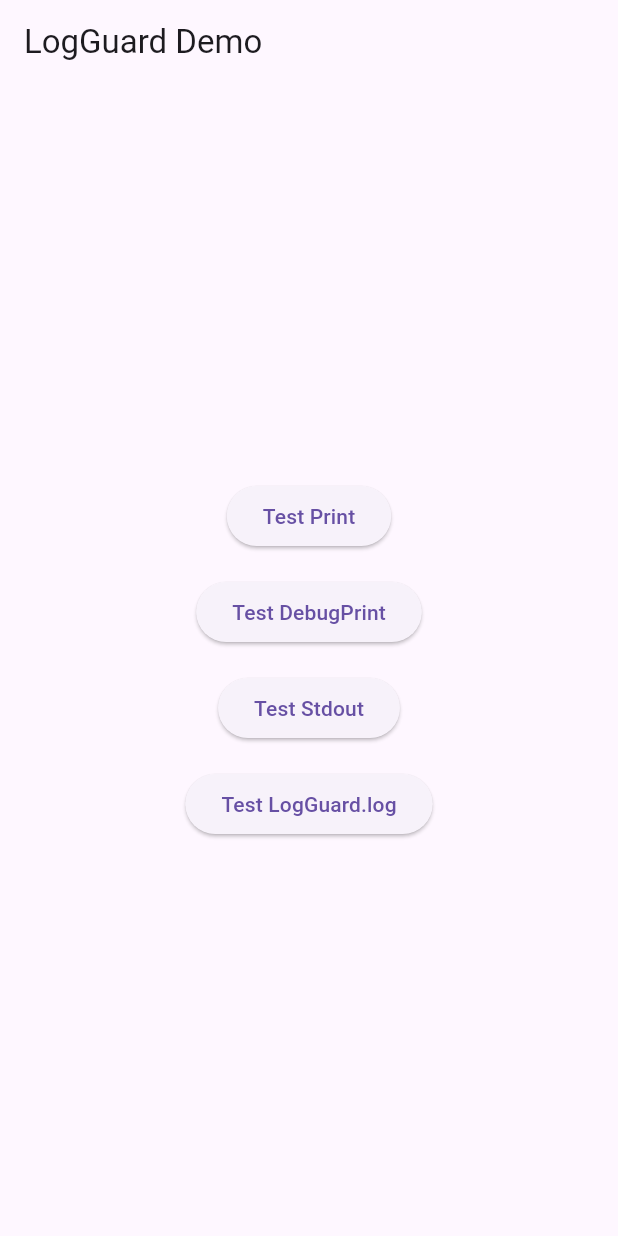
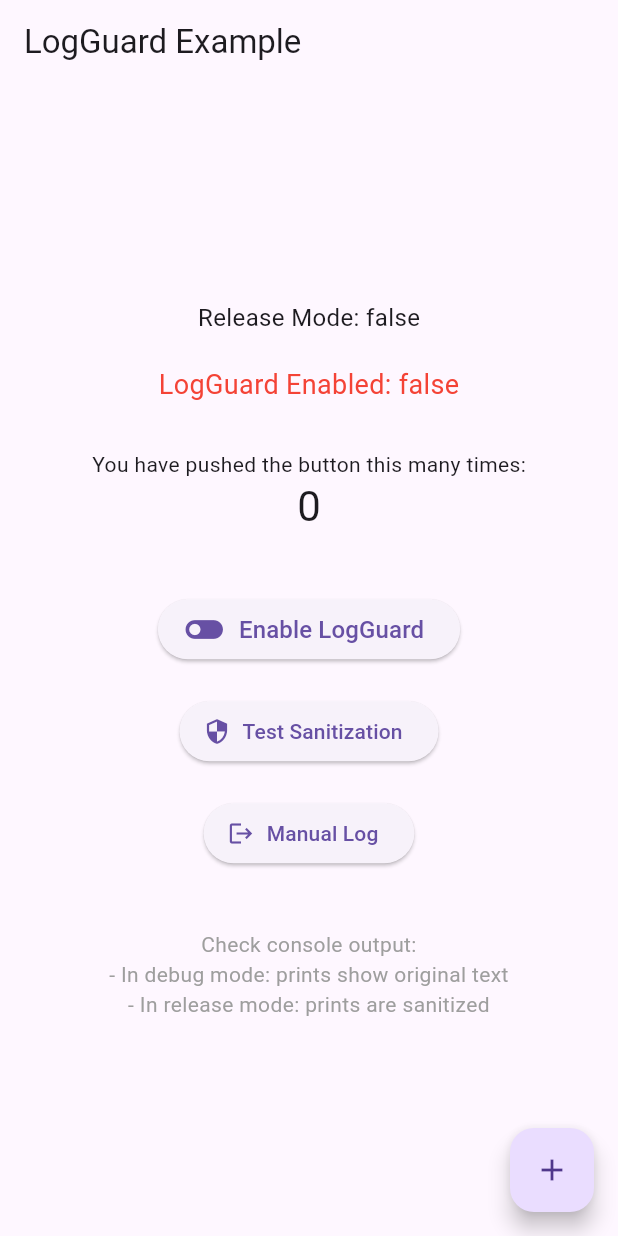
Before and after one commit to cas8398/logguard, a Flutter app: the screen it shows after launch, on a phone screen of 412 x 824 dp. Run offline on Flutter 3.47's test engine with Material 3 defaults, Android fonts, the phone set to English and light mode, and no system bars; missing offline and left inert: dart:ffi.

Commit message:
add global enable / disable

```diff
--- a/example/lib/main.dart
+++ b/example/lib/main.dart
@@ -1,56 +1,156 @@
-import 'dart:io';
-
 import 'package:flutter/material.dart';
 import 'package:logguard/logguard.dart';
 
 void main() {
-  LogGuard.runApp(MyApp());
+  // Simple toggle: enable LogGuard in production, disable in debug
+  const bool isReleaseMode = bool.fromEnvironment('dart.vm.product');
+
+  LogGuard.runApp(
+    MyApp(isReleaseMode: isReleaseMode),
+    enable: isReleaseMode, // Enable only in release mode
+  );
 }
 
 class MyApp extends StatelessWidget {
+  final bool isReleaseMode;
+
+  const MyApp({super.key, required this.isReleaseMode});
+
   @override
   Widget build(BuildContext context) {
     return MaterialApp(
-      home: Scaffold(
-        appBar: AppBar(title: Text('LogGuard Demo')),
+      title: 'LogGuard Example',
+      theme: ThemeData(
+        primarySwatch: Colors.blue,
+      ),
+      home: HomeScreen(isReleaseMode: isReleaseMode),
+    );
+  }
+}
+
+class HomeScreen extends StatefulWidget {
+  final bool isReleaseMode;
+
+  const HomeScreen({super.key, required this.isReleaseMode});
+
+  @override
+  State<HomeScreen> createState() => _HomeScreenState();
+}
+
+class _HomeScreenState extends State<HomeScreen> {
+  int _counter = 0;
+
+  void _incrementCounter() {
+    setState(() {
+      _counter++;
+
+      // This print will be sanitized in release mode
+      print('Counter value: $_counter');
+
+      // Sensitive data example
+      final apiKey = 'sk_live_1234567890abcdef';
+      final userEmail = 'user@example.com';
+
+      print('API Key: $apiKey');
+      print('User Email: $userEmail');
+      debugPrint('Debug counter: $_counter');
+    });
+  }
+
+  void _toggleLogGuard() {
+    if (LogGuard.enabled) {
+      LogGuard.disable();
+    } else {
+      LogGuard.enable();
+    }
+    setState(() {});
+  }
+
+  void _testSanitize() {
+    final text = 'Hello World';
+    print('Original: $text');
+    print('Sanitized: ${text.sanitized}');
+  }
+
+  @override
+  Widget build(BuildContext context) {
+    return Scaffold(
+      appBar: AppBar(
+        title: const Text('LogGuard Example'),
+      ),
       body: Center(
         child: Column(
           mainAxisAlignment: MainAxisAlignment.center,
-            children: [
-              ElevatedButton(
-                child: Text('Test Print'),
+          children: <Widget>[
+            Text(
+              'Release Mode: ${widget.isReleaseMode}',
+              style: const TextStyle(fontSize: 16),
+            ),
+            const SizedBox(height: 20),
+            Text(
+              'LogGuard Enabled: ${LogGuard.enabled}',
+              style: TextStyle(
+                fontSize: 18,
+                color: LogGuard.enabled ? Colors.green : Colors.red,
+              ),
+            ),
+            const SizedBox(height: 30),
+            const Text(
+              'You have pushed the button this many times:',
+            ),
+            Text(
+              '$_counter',
+              style: Theme.of(context).textTheme.headlineMedium,
+            ),
+            const SizedBox(height: 40),
+            ElevatedButton.icon(
+              onPressed: _toggleLogGuard,
+              icon: Icon(
+                LogGuard.enabled ? Icons.toggle_on : Icons.toggle_off,
+                size: 30,
+              ),
+              label: Text(
+                LogGuard.enabled ? 'Disable LogGuard' : 'Enable LogGuard',
+                style: const TextStyle(fontSize: 16),
+              ),
+            ),
+            const SizedBox(height: 20),
+            ElevatedButton.icon(
+              onPressed: _testSanitize,
+              icon: const Icon(Icons.security),
+              label: const Text('Test Sanitization'),
+            ),
+            const SizedBox(height: 20),
+            ElevatedButton.icon(
               onPressed: () {
-                  // This will be sanitized by zone
-                  print('Email: john@example.com');
+                LogGuard.log(
+                  'Manual log example',
+                  level: LogLevel.info,
+                  toConsole: true,
+                  toDeveloper: true,
+                );
               },
+              icon: const Icon(Icons.logout),
+              label: const Text('Manual Log'),
             ),
-              SizedBox(height: 16),
-              ElevatedButton(
-                child: Text('Test DebugPrint'),
-                onPressed: () {
-                  // This will be sanitized by hook
-                  debugPrint('Card: 4111-1111-1111-1111');
-                },
+            const SizedBox(height: 40),
+            Container(
+              margin: const EdgeInsets.symmetric(horizontal: 20),
+              child: const Text(
+                'Check console output:\n'
+                '- In debug mode: prints show original text\n'
+                '- In release mode: prints are sanitized',
+                textAlign: TextAlign.center,
+                style: TextStyle(color: Colors.grey),
               ),
-              SizedBox(height: 16),
-              ElevatedButton(
-                child: Text('Test Stdout'),
-                onPressed: () {
-                  // This will be sanitized by IOSink wrapper
-                  stdout.writeln('Token: eyJhbGciOiJIUzI1NiIsInR5cCI6IkpXVCJ9');
-                },
-              ),
-              SizedBox(height: 16),
-              ElevatedButton(
-                child: Text('Test LogGuard.log'),
-                onPressed: () {
-                  // Use LogGuard's wrapper for developer.log
-                  LogGuard.log('API Key: sk_test_xyz789', name: 'Auth');
-                },
             ),
           ],
         ),
       ),
+      floatingActionButton: FloatingActionButton(
+        onPressed: _incrementCounter,
+        tooltip: 'Increment',
+        child: const Icon(Icons.add),
       ),
     );
   }
--- a/lib/logguard.dart
+++ b/lib/logguard.dart
@@ -10,16 +10,28 @@ import 'src/ffi_bridge.dart';
 
 enum LogLevel { info, debug, warning, error }
 
-/// Simple LogGuard
 class LogGuard {
   static bool _hooked = false;
   static bool _ffiAvailable = false;
+  static bool useFFI = true;
   static Function(String?, {int? wrapWidth})? _originalDebugPrint;
+
+  /// Global enable/disable flag
+  static bool enabled = true;
 
   /// Run Flutter app with LogGuard protection
   static void runApp(
-    widgets.Widget app,
-  ) async {
+    widgets.Widget app, {
+    bool enable = true, // Add optional enable parameter
+  }) async {
+    enabled = enable; // Set the global flag
+
+    if (!enabled) {
+      // If disabled, run app normally without hooks
+      widgets.runApp(app);
+      return;
+    }
+
     // Initialize FFI
     await _initFFI();
 
@@ -34,7 +46,8 @@ class LogGuard {
       },
       zoneSpecification: ZoneSpecification(
         print: (self, parent, zone, line) {
-          if (_ffiAvailable) {
+          if (_ffiAvailable && enabled) {
+            // Check enabled flag
             final safe = sanitize(line);
             parent.print(zone, safe);
             return;
@@ -47,8 +60,16 @@ class LogGuard {
 
   /// Run any function with LogGuard protection
   static Future<T> runGuarded<T>(
-    T Function() callback,
-  ) async {
+    T Function() callback, {
+    bool enable = true, // Add optional enable parameter
+  }) async {
+    enabled = enable; // Set the global flag
+
+    if (!enabled) {
+      // If disabled, run callback normally
+      return callback();
+    }
+
     await _initFFI();
 
     return runZoned(
@@ -58,7 +79,8 @@ class LogGuard {
       },
       zoneSpecification: ZoneSpecification(
         print: (self, parent, zone, line) {
-          if (_ffiAvailable) {
+          if (_ffiAvailable && enabled) {
+            // Check enabled flag
             final safe = sanitize(line);
             parent.print(zone, safe);
             return;
@@ -71,6 +93,8 @@ class LogGuard {
 
   /// Initialize FFI if available
   static Future<void> _initFFI() async {
+    if (!enabled) return; // Skip if disabled
+
     // Only initialize FFI on supported platforms
     if (!Platform.isAndroid && !Platform.isLinux) {
       _ffiAvailable = false;
@@ -91,7 +115,7 @@ class LogGuard {
 
   /// Setup all log hooks
   static void setupHooks() {
-    if (_hooked) return;
+    if (_hooked || !enabled) return; // Skip if disabled
     _hookDebugPrint();
     _hooked = true;
   }
@@ -105,6 +129,8 @@ class LogGuard {
 
   /// Central sanitize function
   static String sanitize(String message) {
+    if (!enabled) return message; // Return original if disabled
+
     try {
       return _sanitizeFFI(message);
     } catch (e) {
@@ -180,6 +206,28 @@ class LogGuard {
   /// Check if FFI is available
   static bool get isFFIAvailable => _ffiAvailable;
 
+  /// Enable LogGuard
+  static void enable() {
+    enabled = true;
+    log('LogGuard enabled');
+  }
+
+  /// Disable LogGuard
+  static void disable() {
+    enabled = false;
+    removeHooks();
+    log('LogGuard disabled');
+  }
+
+  /// Toggle LogGuard
+  static void toggle() {
+    if (enabled) {
+      disable();
+    } else {
+      enable();
+    }
+  }
+
   // Private hooks
   static void _hookDebugPrint() {
     final original = foundation.debugPrint;
--- a/pubspec.yaml
+++ b/pubspec.yaml
@@ -1,6 +1,6 @@
 name: logguard
 description: Securely sanitize logs in Flutter apps by masking passwords, tokens, PII, and other sensitive data with minimal performance overhead.A Flutter plugin for secure log sanitization
-version: 0.1.0
+version: 0.1.1
 homepage: https://github.com/cas8398/logguard
 repository: https://github.com/cas8398/logguard
 issue_tracker: https://github.com/cas8398/logguard/issues
```
Also changed, not shown: 2 other files. Lines whose indentation alone changed are shown as unchanged.
